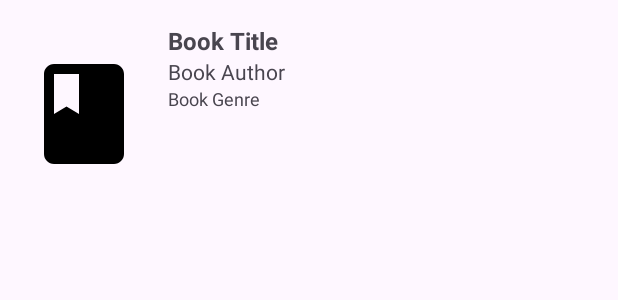
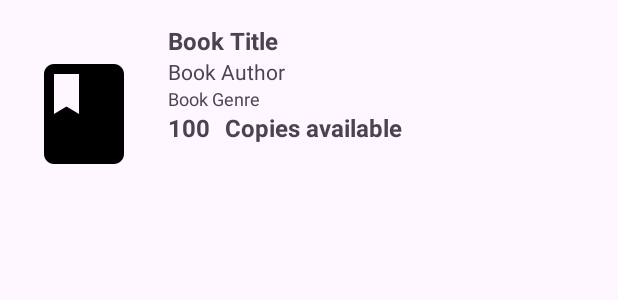
Before and after one commit to botirovka/LibraryApp, an Android app: the layout item_book_rv.xml on its own in the app's theme, with its tools: preview values and no code run, on a phone screen of 412 x 824 dp. Shown: the top 300 px of the screen. Run offline under Robolectric (Android 15) with nearby library versions, the phone set to English and light mode, and no system bars.

Commit message:
Task 1.3 - Task 1.4

```diff
--- a/app/src/main/java/com/botirovka/libraryapp/models/Book.kt
+++ b/app/src/main/java/com/botirovka/libraryapp/models/Book.kt
@@ -6,6 +6,8 @@ data class Book (
     val genre: Genres,
     val image: String = "",
     var borrowedCount: Int = 0,
+    var totalBookCount: Int = 0,
     val isAvailable: Boolean = true,
     var lastBorrowedTime: Long? = null
+
 )
--- a/app/src/main/java/com/botirovka/libraryapp/ui/BooksAdapter.kt
+++ b/app/src/main/java/com/botirovka/libraryapp/ui/BooksAdapter.kt
@@ -21,6 +21,7 @@ class BooksAdapter(
         val authorTextView: TextView = itemView.findViewById(R.id.book_author)
         val genreTextView: TextView = itemView.findViewById(R.id.book_genre)
         val imageView: ImageView = itemView.findViewById(R.id.book_image)
+        val copiesCounterTextView: TextView = itemView.findViewById(R.id.copies_available_count)
 
         init {
             itemView.setOnClickListener {
@@ -42,6 +43,7 @@ class BooksAdapter(
         holder.titleTextView.text = book.title
         holder.authorTextView.text = book.author
         holder.genreTextView.text = book.genre.name
+        holder.copiesCounterTextView.text = book.totalBookCount.toString()
         if (book.image.isNotEmpty()) {
             Glide.with(holder.itemView.context)
                 .load(book.image)
--- a/app/src/main/res/layout/item_book_rv.xml
+++ b/app/src/main/res/layout/item_book_rv.xml
@@ -2,6 +2,7 @@
 <LinearLayout xmlns:android="http://schemas.android.com/apk/res/android"
     android:layout_width="match_parent"
     android:layout_height="wrap_content"
+    xmlns:tools="http://schemas.android.com/tools"
     android:orientation="horizontal"
     android:padding="16dp">
 
@@ -40,5 +41,30 @@
             android:layout_height="wrap_content"
             android:text="Book Genre"
             android:textSize="12sp" />
+
+        <LinearLayout
+            android:layout_width="match_parent"
+            android:layout_height="wrap_content"
+            android:orientation="horizontal">
+
+            <TextView
+                android:id="@+id/copies_available_count"
+                android:layout_width="wrap_content"
+                android:layout_height="wrap_content"
+                tools:text="100"
+                android:textSize="16sp"
+                android:textStyle="bold"/>
+
+            <TextView
+                android:id="@+id/copies_available_text"
+                android:layout_width="wrap_content"
+                android:layout_height="wrap_content"
+                android:text="Copies available"
+                android:layout_marginStart="10dp"
+                android:textSize="16sp"
+                android:textStyle="bold"/>
+
+        </LinearLayout>
+
     </LinearLayout>
 </LinearLayout>
```
Also changed, not shown: app/src/main/java/com/botirovka/libraryapp/MainActivity.kt (+81 -1 lines), app/src/main/java/com/botirovka/libraryapp/data/Library.kt (+45 -21 lines), app/src/main/java/com/botirovka/libraryapp/models/Extensions.kt (+15 -0 lines), app/src/main/java/com/botirovka/libraryapp/ui/BooksFragment.kt (+34 -4 lines).
